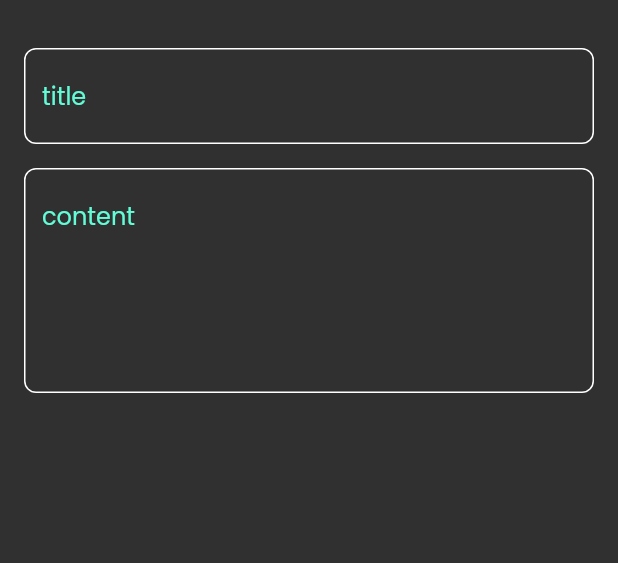
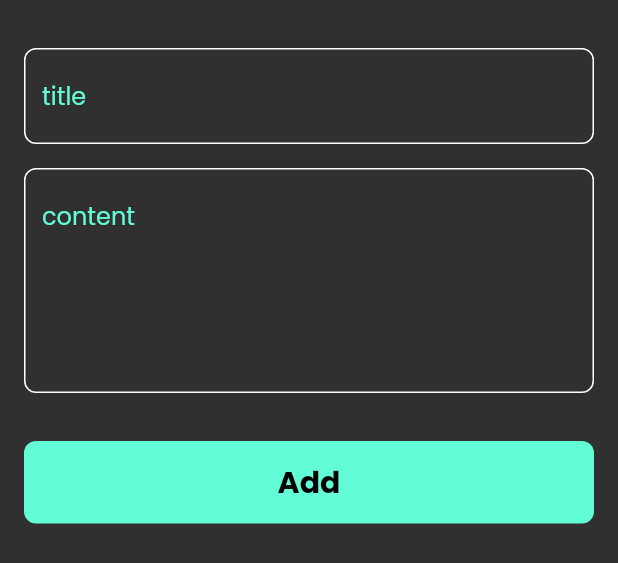
Before and after one commit to jalalsowat/project_note_app_flutter, a Flutter app: the AddNoteBottomSheet widget shown alone on an empty page, opened directly, on a phone screen of 412 x 824 dp. Shown: the top 563 px of the screen. Run offline on Flutter 3.47's test engine with Material 2 defaults, Android fonts, the phone set to English and light mode, and no system bars; our stand-ins replace font_awesome_flutter.

Commit message:
finish note bottom sheet

```diff
--- a/lib/views/widgets/add_note_bottom_sheet.dart
+++ b/lib/views/widgets/add_note_bottom_sheet.dart
@@ -1,5 +1,7 @@
 import 'package:flutter/material.dart';
+import 'package:notes_flutter/constants.dart';
 
+import 'custom_buttom.dart';
 import 'custom_text_field.dart';
 
 class AddNoteBottomSheet extends StatelessWidget {
@@ -9,6 +11,7 @@ class AddNoteBottomSheet extends StatelessWidget {
   Widget build(BuildContext context) {
     return Padding(
       padding: const EdgeInsets.symmetric(horizontal: 16),
+      child: SingleChildScrollView(
         child: Column(
           children: const [
             SizedBox(
@@ -23,8 +26,16 @@ class AddNoteBottomSheet extends StatelessWidget {
             CustomTextField(
               hint: "content",
               maxLines: 5,
-          )
+            ),
+            SizedBox(
+              height: 32,
+            ),
+            CustomButtom(),
+            SizedBox(
+              height: 16,
+            ),
           ],
+        ),
       ),
     );
   }
--- /dev/null
+++ b/lib/views/widgets/custom_buttom.dart
@@ -0,0 +1,24 @@
+import 'package:flutter/material.dart';
+
+import '../../constants.dart';
+
+class CustomButtom extends StatelessWidget {
+  const CustomButtom({Key? key}) : super(key: key);
+
+  @override
+  Widget build(BuildContext context) {
+    return Container(
+      width: MediaQuery.of(context).size.width,
+      height: 55,
+      decoration: BoxDecoration(
+          color: kPrimaryColor, borderRadius: BorderRadius.circular(8)),
+      child: const Center(
+        child: Text(
+          "Add",
+          style: TextStyle(
+              color: Colors.black, fontSize: 20, fontWeight: FontWeight.bold),
+        ),
+      ),
+    );
+  }
+}
```
Lines whose indentation alone changed are shown as unchanged.
